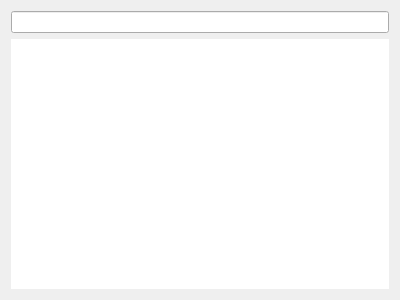
Qt form plugins/menu/apps-overview.ui (openeuler-mirror/kiran-shell) before a commit.
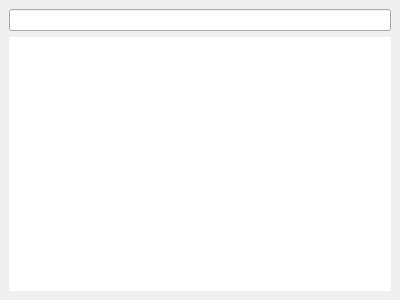
The same form after that commit. Custom widgets are drawn as their Qt base class.

```diff
--- a/plugins/menu/apps-overview.ui
+++ b/plugins/menu/apps-overview.ui
@@ -13,7 +13,25 @@
   <property name="windowTitle">
    <string>Form</string>
   </property>
-  <layout class="QVBoxLayout" name="verticalLayout">
+  <layout class="QGridLayout" name="gridLayout">
+   <property name="leftMargin">
+    <number>0</number>
+   </property>
+   <property name="topMargin">
+    <number>0</number>
+   </property>
+   <property name="rightMargin">
+    <number>0</number>
+   </property>
+   <property name="bottomMargin">
+    <number>0</number>
+   </property>
+   <property name="spacing">
+    <number>0</number>
+   </property>
+   <item row="0" column="0">
+    <widget class="KiranColorBlock" name="widget" native="true">
+     <layout class="QVBoxLayout" name="verticalLayout_2">
    <item>
     <widget class="KiranSearchBox" name="m_lineEditSearch"/>
    </item>
@@ -25,11 +43,25 @@
      <property name="headerHidden">
       <bool>true</bool>
      </property>
+        <column>
+         <property name="text">
+          <string notr="true">1</string>
+         </property>
+        </column>
+       </widget>
+      </item>
+     </layout>
     </widget>
    </item>
   </layout>
  </widget>
  <customwidgets>
+  <customwidget>
+   <class>KiranColorBlock</class>
+   <extends>QWidget</extends>
+   <header>kiran-color-block.h</header>
+   <container>1</container>
+  </customwidget>
   <customwidget>
    <class>KiranSearchBox</class>
    <extends>QLineEdit</extends>
```
Lines whose indentation alone changed are shown as unchanged.
